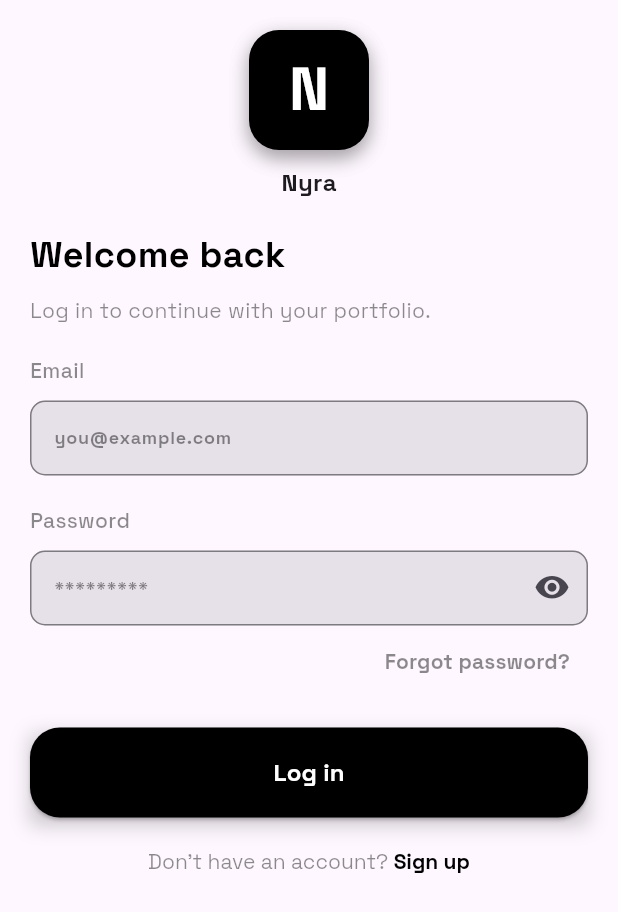
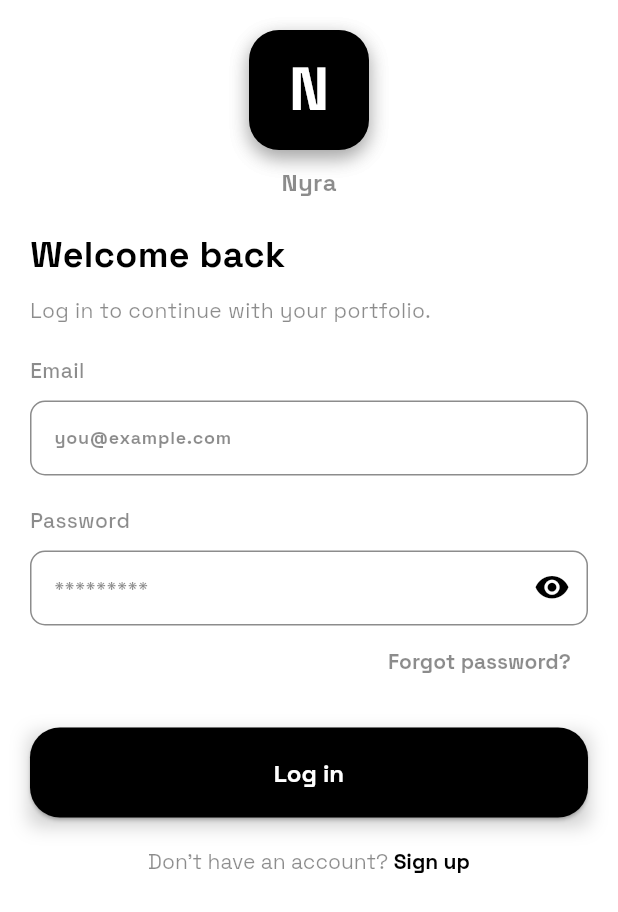
Before and after one commit to Abdulbazeet/Nyro-crypto, a Flutter app: the screen it shows after launch, on a phone screen of 412 x 824 dp. Shown: the top 912 px of the screen. Run offline on Flutter 3.47's test engine with Material 3 defaults, Android fonts, the phone set to English and light mode, and no system bars; our stand-ins replace cloud_firestore, firebase_auth, firebase_core, flutter_riverpod, flutter_svg, go_router and 4 more; accounts and stored records are empty; generated files the repository leaves out were written again.

Commit message:
feat: Refactor app theme management, integrate Google Fonts, and add CacheRepository for shared preferences

```diff
--- a/lib/common/app_theme.dart
+++ b/lib/common/app_theme.dart
@@ -1,8 +1,5 @@
-// import 'package:flex_color_scheme/flex_color_scheme.dart';
-// import 'package:flutter/material.dart';
-
-import 'package:flex_color_scheme/flex_color_scheme.dart';
-import 'package:material_ui/material_ui.dart';
+import 'package:flutter/material.dart';
+import 'package:google_fonts/google_fonts.dart';
 
 class AppTheme {
   AppTheme._();
@@ -10,33 +7,167 @@ class AppTheme {
   static const Color _black = Color(0xFF000000);
   static const Color _white = Color(0xFFFFFFFF);
 
-  static final ThemeData light = FlexThemeData.light(
-    colors: const FlexSchemeColor(
+  static TextTheme _textTheme(Color color, Color mutedColor) {
+    final base = GoogleFonts.spaceGroteskTextTheme();
+
+    return base.copyWith(
+      displayLarge: base.displayLarge?.copyWith(
+        color: color,
+        fontSize: 24,
+        fontWeight: FontWeight.bold,
+      ),
+      headlineSmall: base.headlineSmall?.copyWith(
+        color: color,
+        fontSize: 20,
+        fontWeight: FontWeight.bold,
+      ),
+      titleMedium: base.titleMedium?.copyWith(
+        color: color,
+        fontSize: 16,
+        fontWeight: FontWeight.bold,
+      ),
+      bodyLarge: base.bodyLarge?.copyWith(color: color, fontSize: 14),
+      bodyMedium: base.bodyMedium?.copyWith(color: mutedColor, fontSize: 14),
+      bodySmall: base.bodySmall?.copyWith(color: mutedColor, fontSize: 12),
+      labelLarge: base.labelLarge?.copyWith(
+        color: color,
+        fontSize: 16,
+        fontWeight: FontWeight.bold,
+      ),
+      labelMedium: base.labelMedium?.copyWith(
+        color: mutedColor,
+        fontSize: 12,
+        fontWeight: FontWeight.bold,
+      ),
+    );
+  }
+
+  static final ThemeData light = _buildTheme(
+    brightness: Brightness.light,
     primary: _black,
-      primaryContainer: Color(0xFFE5E5E5),
+    onPrimary: _white,
+    primaryContainer: const Color(0xFFE5E5E5),
+    onPrimaryContainer: _black,
     secondary: _black,
-      secondaryContainer: Color(0xFFF2F2F2),
+    onSecondary: _white,
+    secondaryContainer: const Color(0xFFF2F2F2),
+    onSecondaryContainer: _black,
+    surface: _white,
+    onSurface: _black,
     appBarColor: _white,
-      error: Color(0xFFBA1A1A),
-    ),
-    surfaceMode: FlexSurfaceMode.levelSurfacesLowScaffold,
-    blendLevel: 0,
-    useMaterial3: true,
-    fontFamily: 'Inter',
+    onAppBarColor: _black,
+    error: const Color(0xFFBA1A1A),
+    onError: _white,
+    scaffoldBackground: _white,
+    textColor: _black,
+    mutedTextColor: Colors.black45,
   );
 
-  static final ThemeData dark = FlexThemeData.dark(
-    colors: const FlexSchemeColor(
+  static final ThemeData dark = _buildTheme(
+    brightness: Brightness.dark,
     primary: _white,
-      primaryContainer: Color(0xFF2A2A2A),
+    onPrimary: _black,
+    primaryContainer: const Color(0xFF2A2A2A),
+    onPrimaryContainer: _white,
     secondary: _white,
-      secondaryContainer: Color(0xFF1A1A1A),
+    onSecondary: _black,
+    secondaryContainer: const Color(0xFF1A1A1A),
+    onSecondaryContainer: _white,
+    surface: _black,
+    onSurface: _white,
     appBarColor: _black,
-      error: Color(0xFFFFB4AB),
+    onAppBarColor: _white,
+    error: const Color(0xFFFFB4AB),
+    onError: _black,
+    scaffoldBackground: _black,
+    textColor: _white,
+    mutedTextColor: Colors.white70,
+  );
+
+  static ThemeData _buildTheme({
+    required Brightness brightness,
+    required Color primary,
+    required Color onPrimary,
+    required Color primaryContainer,
+    required Color onPrimaryContainer,
+    required Color secondary,
+    required Color onSecondary,
+    required Color secondaryContainer,
+    required Color onSecondaryContainer,
+    required Color surface,
+    required Color onSurface,
+    required Color appBarColor,
+    required Color onAppBarColor,
+    required Color error,
+    required Color onError,
+    required Color scaffoldBackground,
+    required Color textColor,
+    required Color mutedTextColor,
+  }) {
+    final colorScheme = ColorScheme(
+      brightness: brightness,
+      primary: primary,
+      onPrimary: onPrimary,
+      primaryContainer: primaryContainer,
+      onPrimaryContainer: onPrimaryContainer,
+      secondary: secondary,
+      onSecondary: onSecondary,
+      secondaryContainer: secondaryContainer,
+      onSecondaryContainer: onSecondaryContainer,
+      surface: surface,
+      onSurface: onSurface,
+      error: error,
+      onError: onError,
+    );
+
+    final fontFamily = GoogleFonts.spaceGrotesk().fontFamily;
+    final textTheme = _textTheme(textColor, mutedTextColor);
+
+    return ThemeData(
+      useMaterial3: true,
+      brightness: brightness,
+      colorScheme: colorScheme,
+      scaffoldBackgroundColor: scaffoldBackground,
+      fontFamily: fontFamily,
+      textTheme: textTheme,
+      appBarTheme: AppBarTheme(
+        backgroundColor: appBarColor,
+        foregroundColor: onAppBarColor,
+        elevation: 0,
+        centerTitle: false,
+        titleTextStyle: textTheme.titleMedium?.copyWith(color: onAppBarColor),
       ),
-    surfaceMode: FlexSurfaceMode.levelSurfacesLowScaffold,
-    blendLevel: 0,
-    useMaterial3: true,
-    fontFamily: 'Inter',
+      elevatedButtonTheme: ElevatedButtonThemeData(
+        style: ElevatedButton.styleFrom(
+          backgroundColor: primary,
+          foregroundColor: onPrimary,
+          textStyle: textTheme.labelLarge,
+        ),
+      ),
+      outlinedButtonTheme: OutlinedButtonThemeData(
+        style: OutlinedButton.styleFrom(
+          foregroundColor: primary,
+          side: BorderSide(color: primary),
+          textStyle: textTheme.labelLarge,
+        ),
+      ),
+      textButtonTheme: TextButtonThemeData(
+        style: TextButton.styleFrom(
+          foregroundColor: primary,
+          textStyle: textTheme.labelLarge,
+        ),
+      ),
+      cardTheme: CardThemeData(
+        color: surface,
+        elevation: 0,
+        shape: RoundedRectangleBorder(
+          borderRadius: BorderRadius.circular(12),
+        ),
+      ),
+      dividerTheme: DividerThemeData(
+        color: mutedTextColor.withValues(alpha: 0.2),
+        thickness: 1,
+      ),
     );
   }
+}
--- a/lib/main.dart
+++ b/lib/main.dart
@@ -1,6 +1,7 @@
 import 'package:firebase_core/firebase_core.dart';
 import 'package:flutter/material.dart';
 import 'package:flutter_riverpod/flutter_riverpod.dart';
+import 'package:nyro_cryto/common/app_theme.dart';
 import 'package:nyro_cryto/firebase_options.dart';
 import 'package:nyro_cryto/routes.dart';
 
@@ -21,6 +22,8 @@ class MyApp extends StatelessWidget {
       title: 'Nyro Crypo',
 
       debugShowCheckedModeBanner: false,
+      theme: AppTheme.light,
+      darkTheme: AppTheme.dark,
       routerConfig: AppRoute.routes,
     );
   }
--- a/pubspec.yaml
+++ b/pubspec.yaml
@@ -39,7 +39,6 @@ dependencies:
   flutter_riverpod: ^3.4.3
   flex_color_scheme: ^9.0.0
   flutter_svg: ^2.3.0
-  material_ui: ^1.3.0
   flutter_launcher_icons: ^0.14.4
   google_fonts: ^8.2.1
   firebase_core: ^4.15.0
@@ -51,6 +50,8 @@ dependencies:
   riverpod_generator: ^4.0.9
   riverpod_annotation: ^4.0.7
   build_runner: ^2.16.1
+  connectivity_plus: ^7.3.1
+  web_socket_channel: ^3.0.3
 
 dev_dependencies:
 
```
Also changed, not shown: lib/core/cache_repository.dart (added, +19 -0 lines), pubspec.lock, 4 other files. Lines whose indentation alone changed are shown as unchanged.
